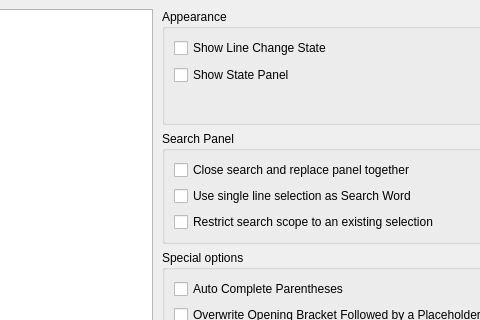
First picture: the form in src/configdialog.ui, repository texstudio-org/texstudio, before the edit; both pictures show x 84 to 564 and y 0 to 320 of the 1378 by 864 pixel window.
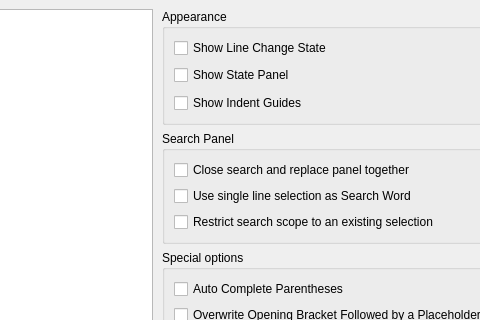
Second picture: the form after the edit. The open tabs and pages were chosen to show the change. Icons and pictures are not drawn.

Diff of the .ui file:
```diff
--- a/src/configdialog.ui
+++ b/src/configdialog.ui
@@ -2043,8 +2043,8 @@
                <rect>
                 <x>0</x>
                 <y>0</y>
-                <width>858</width>
-                <height>1823</height>
+                <width>1128</width>
+                <height>1643</height>
                </rect>
               </property>
               <layout class="QVBoxLayout" name="verticalLayout_8">
@@ -2065,6 +2065,13 @@
                  <layout class="QGridLayout" name="gridLayout_6">
                   <item row="2" column="0">
                    <layout class="QHBoxLayout" name="horizontalLayout_6">
+                    <item>
+                     <widget class="QCheckBox" name="checkBoxShowIndentGuides">
+                      <property name="text">
+                       <string>Show Indent Guides</string>
+                      </property>
+                     </widget>
+                    </item>
                     <item>
                      <spacer name="horizontalSpacer_6">
                       <property name="orientation">
```
Left out of the diff: 32 changed lines with no effect on the pictures.
